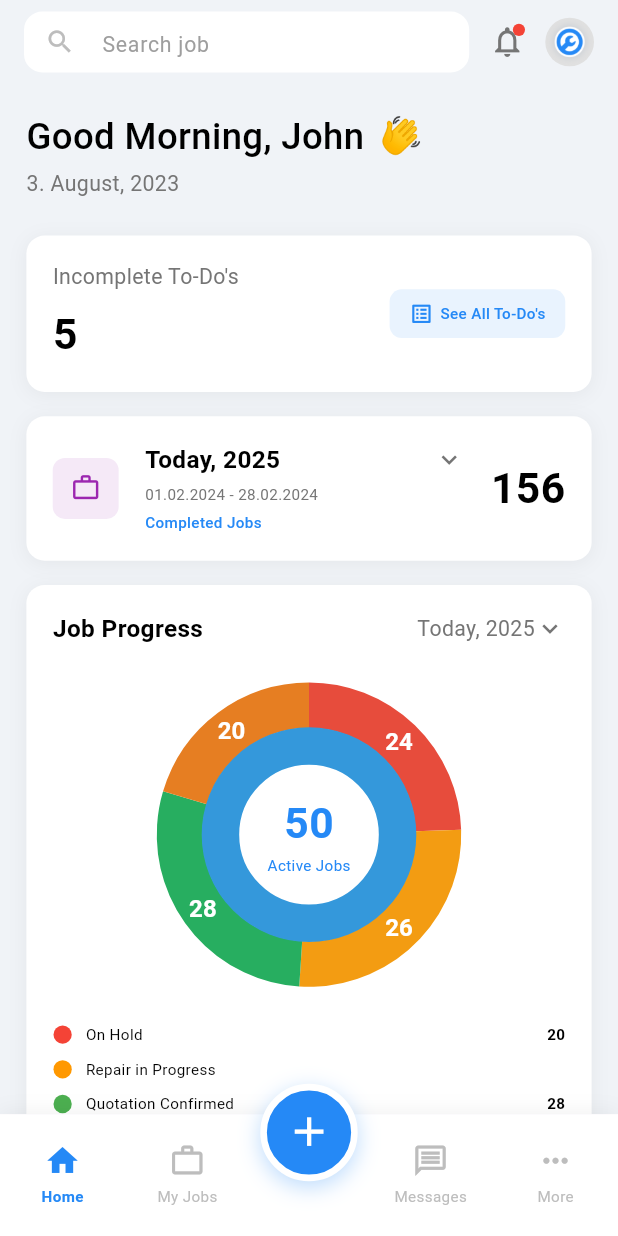
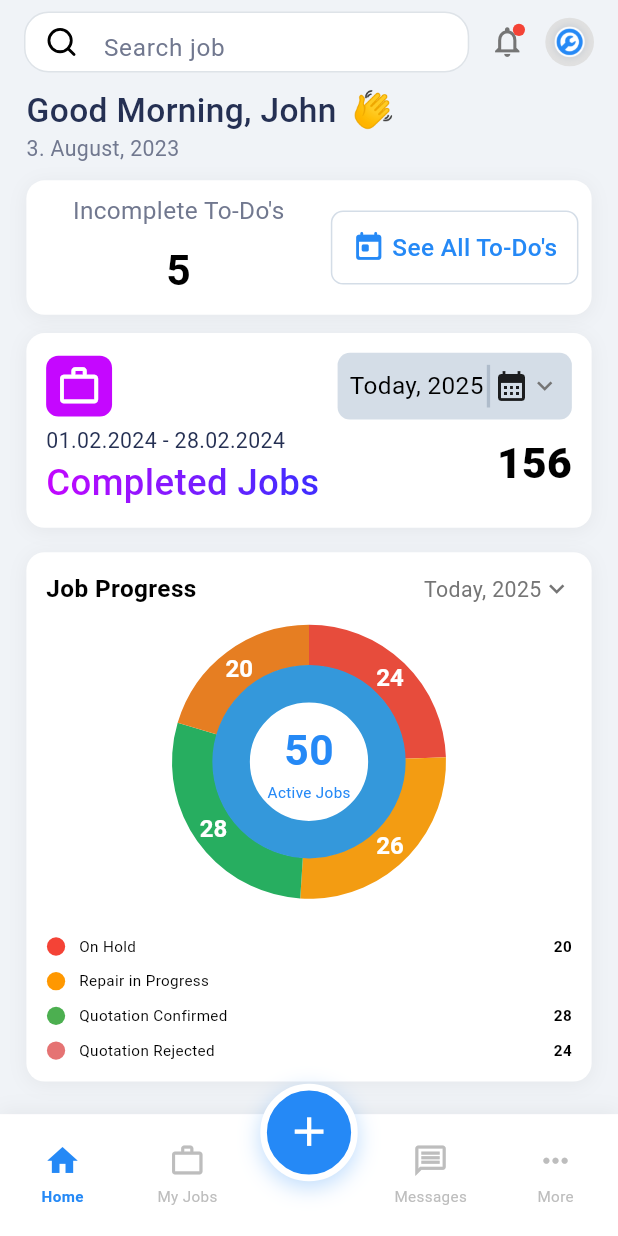
Before and after one commit to mhrhabib/repair_cms, a Flutter app: the HomeScreen screen opened by its route, on a phone screen of 412 x 824 dp. Run offline on Flutter 3.47's test engine with Material 3 defaults, Android fonts, the phone set to English and light mode, and no system bars; our stand-ins replace dio, equatable, feather_icons, flutter_bloc, flutter_screenutil, font_awesome_flutter and 5 more; accounts and stored records are empty; Roboto replaces fonts that are missing (SF Pro Text).

Commit message:
dashboard design

```diff
--- a/lib/core/constants/app_colors.dart
+++ b/lib/core/constants/app_colors.dart
@@ -6,6 +6,8 @@ class AppColors {
   static const Color secondary = Color(0xFFD9D9D9);
   static const Color scaffoldBackgroundColor = Color(0xFFF0F3F7);
   static const Color whiteColor = Color(0xFFFFFFFF);
+  static const Color lightFontColor = Color(0xFF71788F);
+  static const Color borderColor = Color(0xFFD4DDE7);
   static const Color blackColor = Color(0xFF000000);
   static const Color diviverColor = Color(0xFFC6C6C8);
   static const Color greenColor = Color(0xFF48BB78);
--- a/lib/features/auth/signin/sign_in_screen.dart
+++ b/lib/features/auth/signin/sign_in_screen.dart
@@ -18,7 +18,14 @@ class SignInScreenState extends State<SignInScreen> {
   @override
   void initState() {
     super.initState();
+
     _emailController.addListener(_validateEmail);
+
+    // Open keyboard automatically
+    WidgetsBinding.instance.addPostFrameCallback((_) {
+      FocusScope.of(context).requestFocus(_emailFocusNode);
+    });
+
     _emailFocusNode.addListener(() {
       setState(() {});
     });
@@ -66,10 +73,11 @@ class SignInScreenState extends State<SignInScreen> {
 
     return Scaffold(
       backgroundColor: const Color(0xFFF8F9FA),
-      resizeToAvoidBottomInset: true,
+      resizeToAvoidBottomInset: true, // important!
       body: SafeArea(
         child: Center(
           child: SingleChildScrollView(
+            padding: const EdgeInsets.only(bottom: 20), // give space for button
             child: SizedBox(
               width: isLargeScreen ? 600 : screenWidth * 0.9,
               child: Form(
@@ -79,6 +87,7 @@ class SignInScreenState extends State<SignInScreen> {
                   crossAxisAlignment: CrossAxisAlignment.start,
                   children: [
                     // Title
+                    SizedBox(height: 30),
                     Center(
                       child: Text(
                         'Sign Into your Account',
@@ -89,10 +98,7 @@ class SignInScreenState extends State<SignInScreen> {
 
                     SizedBox(height: screenHeight * 0.08),
 
-                    // Email Label
-                    const SizedBox(height: 8),
-
-                    // Email Input Field
+                    // Email Input
                     Container(
                       decoration: BoxDecoration(
                         border: Border(bottom: BorderSide(color: AppColors.diviverColor)),
@@ -131,21 +137,13 @@ class SignInScreenState extends State<SignInScreen> {
                       ),
                     ),
 
-                    SizedBox(height: screenHeight * 0.12),
+                    SizedBox(height: screenHeight * 0.18),
 
                     // Progress Indicator
                     ThreeDotsPointerWidget(
                       primaryColor: AppColors.primary,
                       secondaryColor: AppColors.secondary,
                       activeIndex: 1,
-                    ),
-
-                    const SizedBox(height: 32),
-
-                    // Confirm Email Button
-                    Align(
-                      alignment: Alignment.bottomCenter,
-                      child: CustomButton(text: 'Confirm Email', onPressed: _navigateToNextScreen),
                     ),
                   ],
                 ),
@@ -154,6 +152,17 @@ class SignInScreenState extends State<SignInScreen> {
           ),
         ),
       ),
+
+      // 👇 Stick the button to bottom and move it with keyboard
+      bottomNavigationBar: Padding(
+        padding: EdgeInsets.only(
+          bottom: MediaQuery.of(context).viewInsets.bottom + 16, // moves with keyboard
+          left: 16,
+          right: 16,
+          top: 8,
+        ),
+        child: CustomButton(text: 'Confirm Email', onPressed: _navigateToNextScreen),
+      ),
     );
   }
 }
--- a/lib/features/dasboard/dashboard_screen.dart
+++ b/lib/features/dasboard/dashboard_screen.dart
@@ -1,11 +1,9 @@
-import 'package:flutter/material.dart';
-import 'package:flutter_screenutil/flutter_screenutil.dart';
+import 'package:feather_icons/feather_icons.dart';
+import 'package:font_awesome_flutter/font_awesome_flutter.dart';
 import 'package:repair_cms/core/app_exports.dart';
-import 'package:repair_cms/core/constants/app_colors.dart';
-import 'package:repair_cms/core/constants/app_typography.dart';
 import 'package:repair_cms/features/notifications/notifications_screen.dart';
+import 'package:solar_icons/solar_icons.dart';
 import 'dart:math' as math;
-
 import '../profile/profile_options_screen.dart';
 
 class DashboardScreen extends StatefulWidget {
@@ -16,6 +14,9 @@ class DashboardScreen extends StatefulWidget {
 }
 
 class _DashboardScreenState extends State<DashboardScreen> {
+  Shader linearGradient = const LinearGradient(
+    colors: <Color>[Color(0xFFDB00FF), Color(0xFF432BFF)],
+  ).createShader(const Rect.fromLTWH(0.0, 0.0, 200.0, 70.0));
   @override
   Widget build(BuildContext context) {
     return Scaffold(
@@ -23,19 +24,26 @@ class _DashboardScreenState extends State<DashboardScreen> {
       appBar: AppBar(
         backgroundColor: AppColors.scaffoldBackgroundColor,
         elevation: 0,
+        automaticallyImplyLeading: false,
         title: Row(
           children: [
             Expanded(
               child: Container(
                 height: 40.h,
-                decoration: BoxDecoration(color: AppColors.whiteColor, borderRadius: BorderRadius.circular(12.r)),
+                alignment: Alignment.center,
+                decoration: BoxDecoration(
+                  color: AppColors.whiteColor,
+                  borderRadius: BorderRadius.circular(16.r),
+                  border: Border.all(color: Color(0xFFDEE3E8)),
+                ),
+
                 child: TextField(
                   decoration: InputDecoration(
                     hintText: 'Search job',
-                    hintStyle: AppTypography.fontSize14.copyWith(color: Colors.grey.shade500),
-                    prefixIcon: Icon(Icons.search, color: Colors.grey.shade400, size: 20.sp),
+                    hintStyle: AppTypography.fontSize16.copyWith(color: AppColors.lightFontColor),
+                    prefixIcon: Icon(FeatherIcons.search, color: Colors.black, size: 22.sp),
                     border: InputBorder.none,
-                    contentPadding: EdgeInsets.symmetric(horizontal: 16.w, vertical: 12.h),
+                    contentPadding: EdgeInsets.only(top: 6.h),
                   ),
                 ),
               ),
@@ -47,7 +55,7 @@ class _DashboardScreenState extends State<DashboardScreen> {
                   onTap: () {
                     Navigator.of(context).push(MaterialPageRoute(builder: (context) => NotificationsScreen()));
                   },
-                  child: Icon(Icons.notifications_outlined, color: Colors.grey.shade600, size: 24.sp),
+                  child: Icon(Icons.notifications_none, color: Colors.grey.shade600, size: 24.sp),
                 ),
                 Positioned(
                   right: 0,
@@ -77,17 +85,17 @@ class _DashboardScreenState extends State<DashboardScreen> {
       body: Stack(
         children: [
           SingleChildScrollView(
-            padding: EdgeInsets.all(16.w),
+            padding: EdgeInsets.symmetric(horizontal: 16.w),
             child: Column(
               crossAxisAlignment: CrossAxisAlignment.start,
               children: [
                 // Greeting Section
                 _buildGreetingSection(),
-                SizedBox(height: 24.h),
+                SizedBox(height: 12.h),
 
                 // Incomplete To-Do's Card
                 _buildIncompleteToDoCard(),
-                SizedBox(height: 16.h),
+                SizedBox(height: 12.h),
 
                 // Completed Jobs Card
                 _buildCompletedJobsCard(),
@@ -114,7 +122,14 @@ class _DashboardScreenState extends State<DashboardScreen> {
       children: [
         Row(
           children: [
-            Text('Good Morning, John', style: AppTypography.fontSize24.copyWith(fontWeight: FontWeight.w500)),
+            Text(
+              'Good Morning, John',
+              textHeightBehavior: const TextHeightBehavior(
+                applyHeightToFirstAscent: false,
+                applyHeightToLastDescent: false,
+              ),
+              style: AppTypography.fontSize22.copyWith(fontWeight: FontWeight.w500),
+            ),
             SizedBox(width: 8.w),
             Transform(
               alignment: Alignment.center,
@@ -123,46 +138,55 @@ class _DashboardScreenState extends State<DashboardScreen> {
             ),
           ],
         ),
-        SizedBox(height: 4.h),
-        Text('3. August, 2023', style: AppTypography.fontSize14.copyWith(color: Colors.grey.shade600)),
+
+        Text(
+          '3. August, 2023',
+          textHeightBehavior: const TextHeightBehavior(
+            applyHeightToFirstAscent: false,
+            applyHeightToLastDescent: false,
+          ),
+          style: AppTypography.fontSize14.copyWith(color: AppColors.lightFontColor),
+        ),
       ],
     );
   }
 
   Widget _buildIncompleteToDoCard() {
     return Container(
-      padding: EdgeInsets.all(16.w),
+      padding: EdgeInsets.all(8.w),
       decoration: BoxDecoration(
         color: AppColors.whiteColor,
         borderRadius: BorderRadius.circular(12.r),
-        boxShadow: [BoxShadow(color: Colors.black.withOpacity(0.05), blurRadius: 10, offset: const Offset(0, 2))],
+        boxShadow: [BoxShadow(color: Colors.black.withValues(alpha: 0.05), blurRadius: 10, offset: const Offset(0, 2))],
       ),
       child: Row(
         children: [
           Expanded(
             child: Column(
-              crossAxisAlignment: CrossAxisAlignment.start,
+              crossAxisAlignment: CrossAxisAlignment.center,
               children: [
-                Text('Incomplete To-Do\'s', style: AppTypography.fontSize14.copyWith(color: Colors.grey.shade600)),
+                Text('Incomplete To-Do\'s', style: AppTypography.fontSize16.copyWith(color: AppColors.lightFontColor)),
                 SizedBox(height: 8.h),
                 Text('5', style: AppTypography.fontSize28.copyWith(fontWeight: FontWeight.w600)),
               ],
             ),
           ),
+          SizedBox(width: 8.w),
           Container(
-            padding: EdgeInsets.symmetric(horizontal: 12.w, vertical: 8.h),
+            padding: EdgeInsets.symmetric(horizontal: 12.w, vertical: 12.h),
             decoration: BoxDecoration(
-              color: AppColors.primary.withOpacity(0.1),
+              color: AppColors.whiteColor.withValues(alpha: 0.1),
               borderRadius: BorderRadius.circular(8.r),
+              border: Border.all(color: AppColors.borderColor),
             ),
             child: Row(
               mainAxisSize: MainAxisSize.min,
               children: [
-                Icon(Icons.list_alt, color: AppColors.primary, size: 16.sp),
+                Icon(Icons.today_rounded, color: AppColors.primary, size: 22.sp),
                 SizedBox(width: 4.w),
                 Text(
                   'See All To-Do\'s',
-                  style: AppTypography.fontSize10.copyWith(color: AppColors.primary, fontWeight: FontWeight.w500),
+                  style: AppTypography.fontSize16.copyWith(color: AppColors.primary, fontWeight: FontWeight.w500),
                 ),
               ],
             ),
@@ -174,44 +198,65 @@ class _DashboardScreenState extends State<DashboardScreen> {
 
   Widget _buildCompletedJobsCard() {
     return Container(
-      padding: EdgeInsets.all(16.w),
+      padding: EdgeInsets.all(12.w),
       decoration: BoxDecoration(
         color: AppColors.whiteColor,
         borderRadius: BorderRadius.circular(12.r),
-        boxShadow: [BoxShadow(color: Colors.black.withOpacity(0.05), blurRadius: 10, offset: const Offset(0, 2))],
+        boxShadow: [BoxShadow(color: Colors.black.withValues(alpha: 0.05), blurRadius: 10, offset: const Offset(0, 2))],
       ),
-      child: Row(
+      child: Column(
+        children: [
+          Row(
+            mainAxisAlignment: MainAxisAlignment.spaceBetween,
             children: [
               Container(
                 width: 40.w,
                 height: 40.h,
-            decoration: BoxDecoration(color: Colors.purple.withOpacity(0.1), borderRadius: BorderRadius.circular(8.r)),
-            child: Icon(Icons.work_outline, color: Colors.purple, size: 20.sp),
+                decoration: BoxDecoration(color: Color(0xFFC507FF), borderRadius: BorderRadius.circular(8.r)),
+                child: Icon(Icons.work_outline, color: Colors.white, size: 30.sp),
               ),
               SizedBox(width: 16.w),
-          Expanded(
-            child: Column(
-              crossAxisAlignment: CrossAxisAlignment.start,
+              Container(
+                padding: EdgeInsets.all(8),
+                decoration: BoxDecoration(color: AppColors.borderColor, borderRadius: BorderRadius.circular(8.r)),
+                child: Row(
                   children: [
+                    Text('Today, 2025', style: AppTypography.fontSize16),
+                    SizedBox(width: 2.w),
+                    Container(height: 28.h, color: Color(0x898FA0B2), width: 2.w),
+                    SizedBox(width: 2.w),
+                    Icon(Icons.calendar_month),
+                    Icon(Icons.keyboard_arrow_down, color: Colors.grey.shade600, size: 20.sp),
+                  ],
+                ),
+              ),
+            ],
+          ),
           Row(
             mainAxisAlignment: MainAxisAlignment.spaceBetween,
             children: [
-                    Text('Today, 2025', style: AppTypography.fontSize16Bold),
-                    Icon(Icons.keyboard_arrow_down, color: Colors.grey.shade600, size: 20.sp),
-                  ],
-                ),
-                SizedBox(height: 4.h),
-                Text('01.02.2024 - 28.02.2024', style: AppTypography.fontSize10.copyWith(color: Colors.grey.shade600)),
+              Column(
+                crossAxisAlignment: CrossAxisAlignment.start,
+                children: [
                   SizedBox(height: 4.h),
                   Text(
+                    '01.02.2024 - 28.02.2024',
+                    style: AppTypography.fontSize14.copyWith(color: AppColors.fontMainColor),
+                  ),
+
+                  // SizedBox(height: 4.h),
+                  Text(
                     'Completed Jobs',
-                  style: AppTypography.fontSize10.copyWith(color: AppColors.primary, fontWeight: FontWeight.w500),
+                    style: AppTypography.fontSize24.copyWith(
+                      fontWeight: FontWeight.w500,
+                      foreground: Paint()..shader = linearGradient,
+                    ),
                   ),
                 ],
               ),
+              Text('156', style: AppTypography.fontSize28.copyWith(fontWeight: FontWeight.w800)),
+            ],
           ),
-          SizedBox(width: 16.w),
-          Text('156', style: AppTypography.fontSize28.copyWith(fontWeight: FontWeight.w600)),
         ],
       ),
     );
@@ -219,11 +264,11 @@ class _DashboardScreenState extends State<DashboardScreen> {
 
   Widget _buildJobProgressCard() {
     return Container(
-      padding: EdgeInsets.all(16.w),
+      padding: EdgeInsets.all(12.w),
       decoration: BoxDecoration(
         color: AppColors.whiteColor,
         borderRadius: BorderRadius.circular(12.r),
-        boxShadow: [BoxShadow(color: Colors.black.withOpacity(0.05), blurRadius: 10, offset: const Offset(0, 2))],
+        boxShadow: [BoxShadow(color: Colors.black.withValues(alpha: 0.05), blurRadius: 10, offset: const Offset(0, 2))],
       ),
       child: Column(
         crossAxisAlignment: CrossAxisAlignment.start,
@@ -240,13 +285,13 @@ class _DashboardScreenState extends State<DashboardScreen> {
               ),
             ],
           ),
-          SizedBox(height: 24.h),
+          SizedBox(height: 12.h),
 
           // Donut Chart
           Center(
             child: SizedBox(
-              width: 200.w,
-              height: 200.h,
+              width: 180.w,
+              height: 180.h,
               child: Stack(
                 children: [
                   CustomPaint(size: Size(200.w, 200.h), painter: DonutChartPainter()),
--- a/pubspec.yaml
+++ b/pubspec.yaml
@@ -45,6 +45,7 @@ dependencies:
   equatable: ^2.0.7
   font_awesome_flutter: ^10.9.1
   feather_icons: ^1.2.0
+  solar_icons: ^0.0.5
 
 dev_dependencies:
   flutter_test:
```
Also changed, not shown: pubspec.lock. Lines whose indentation alone changed are shown as unchanged.
